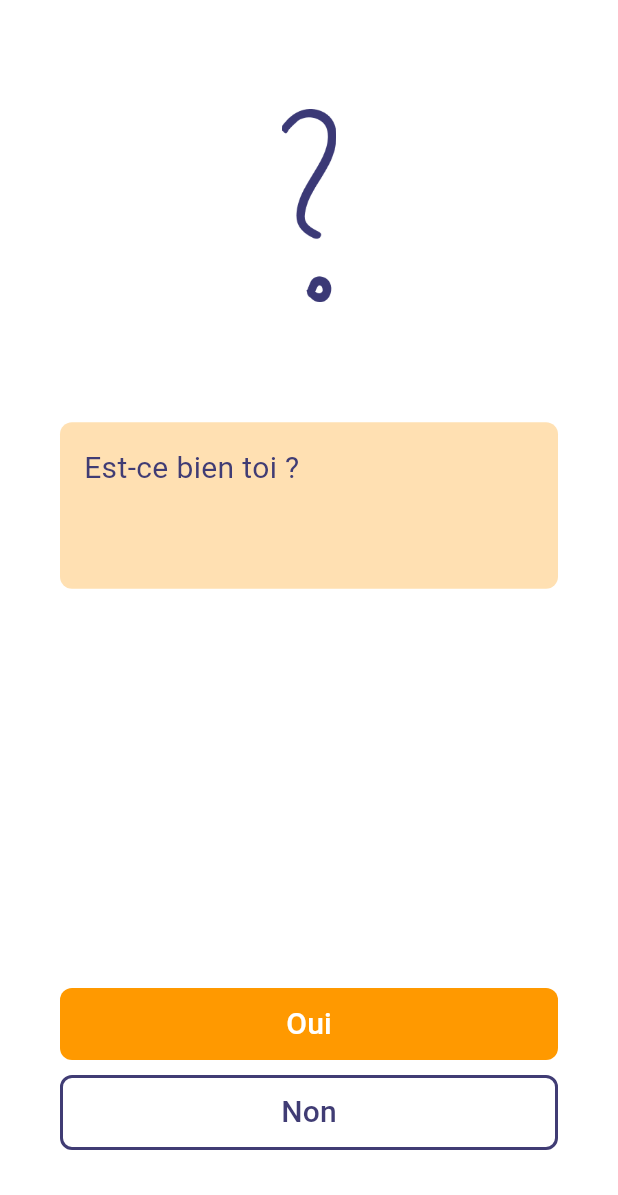
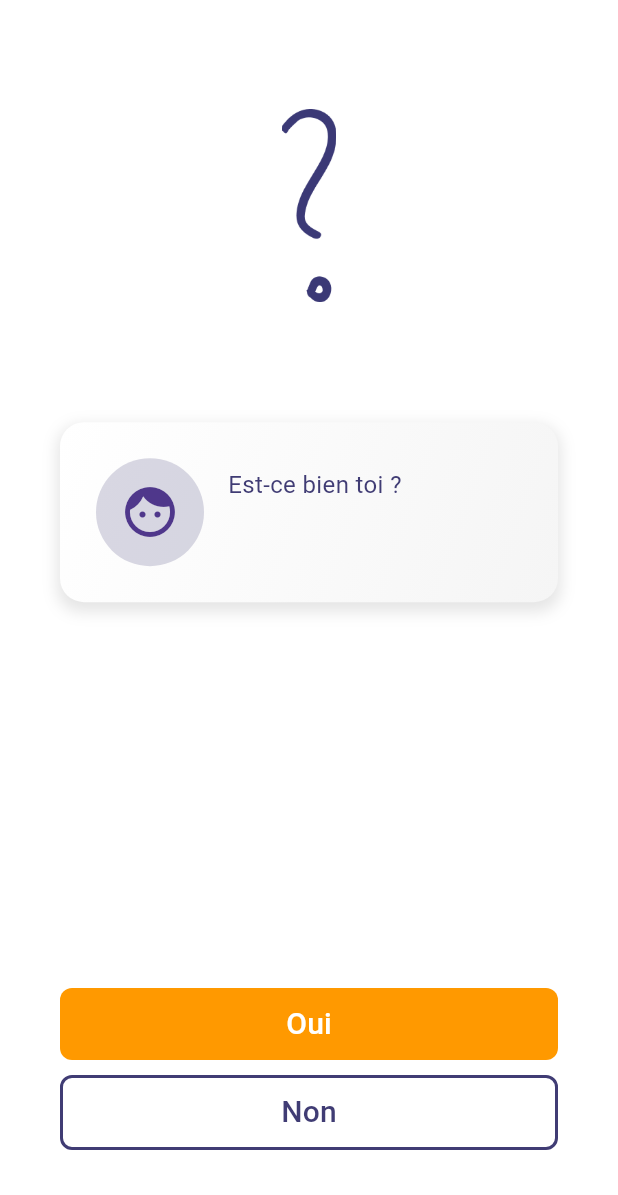
Before and after one commit to RQMAppTB/TB_App_RQM, a Flutter app: the ConfirmScreen screen opened directly with empty values, on a phone screen of 412 x 824 dp, the part 41-1236 px from its top. Run offline on Flutter 3.47's test engine with Material 3 defaults, Android fonts, the phone set to English and light mode, and no system bars; our stand-ins replace geolocator, shared_preferences, simple_circular_progress_bar; missing offline and left inert: maps_toolkit, mobile_scanner; accounts and stored records are empty.

Commit message:
make it clean, refactor with components

```diff
--- /dev/null
+++ b/tb_app_rqm/lib/UI/Components/InfoCard.dart
@@ -0,0 +1,127 @@
+import 'package:flutter/material.dart';
+import 'dart:math';
+import '../../Utils/config.dart';
+
+class InfoCard extends StatefulWidget {
+  final Widget logo;
+  final String title;
+  final String data;
+  final String? additionalDetails;
+  final double? progressValue;
+
+  InfoCard({
+    required this.logo,
+    required this.title,
+    required this.data,
+    this.additionalDetails,
+    this.progressValue,
+  });
+
+  @override
+  _InfoCardState createState() => _InfoCardState();
+}
+
+class _InfoCardState extends State<InfoCard> {
+  bool _isExpanded = false;
+
+  void _toggleExpand() {
+    if (widget.additionalDetails != null || widget.progressValue != null) {
+      setState(() {
+        _isExpanded = !_isExpanded;
+      });
+    }
+  }
+
+  @override
+  Widget build(BuildContext context) {
+    return GestureDetector(
+      onTap: _toggleExpand,
+      child: Container(
+        width: double.infinity,
+        decoration: BoxDecoration(
+          gradient: LinearGradient(
+            colors: [Colors.white, Color(Config.COLOR_BACKGROUND)],
+            begin: Alignment.topLeft,
+            end: Alignment.bottomRight,
+          ),
+          borderRadius: BorderRadius.circular(16.0),
+          boxShadow: [
+            BoxShadow(
+              color: Colors.black.withOpacity(0.1),
+              spreadRadius: 2,
+              blurRadius: 8,
+              offset: Offset(0, 4),
+            ),
+          ],
+        ),
+        child: Padding(
+          padding: const EdgeInsets.all(24.0),
+          child: Column(
+            crossAxisAlignment: CrossAxisAlignment.start,
+            children: [
+              Row(
+                children: [
+                  IconTheme(
+                    data: IconThemeData(
+                      size: 32,
+                      color: Color(Config.COLOR_APP_BAR),
+                    ),
+                    child: widget.logo,
+                  ),
+                  const SizedBox(width: 16),
+                  Expanded(
+                    child: Column(
+                      crossAxisAlignment: CrossAxisAlignment.start,
+                      mainAxisSize: MainAxisSize.min,
+                      children: [
+                        Text(
+                          widget.title,
+                          style: const TextStyle(
+                            fontSize: 16,
+                            color: Color(Config.COLOR_APP_BAR),
+                          ),
+                        ),
+                        const SizedBox(height: 8),
+                        Text(
+                          widget.data,
+                          style: const TextStyle(
+                            fontSize: 20,
+                            fontWeight: FontWeight.bold,
+                            color: Color(Config.COLOR_APP_BAR),
+                          ),
+                        ),
+                      ],
+                    ),
+                  ),
+                  if (widget.additionalDetails != null || widget.progressValue != null)
+                    Icon(
+                      _isExpanded ? Icons.expand_less : Icons.expand_more,
+                      color: Color(Config.COLOR_APP_BAR),
+                    ),
+                ],
+              ),
+              if (_isExpanded) ...[
+                const SizedBox(height: 16),
+                if (widget.additionalDetails != null)
+                  Text(
+                    widget.additionalDetails!,
+                    style: const TextStyle(
+                      fontSize: 16,
+                      color: Color(Config.COLOR_APP_BAR),
+                    ),
+                  ),
+                if (widget.additionalDetails != null) const SizedBox(height: 16),
+                if (widget.progressValue != null)
+                  LinearProgressIndicator(
+                    value: widget.progressValue,
+                    backgroundColor: Colors.grey[200],
+                    valueColor: AlwaysStoppedAnimation<Color>(Color(Config.COLOR_APP_BAR)),
+                  ),
+              ],
+            ],
+          ),
+        ),
+      ),
+    );
+  }
+}
--- a/tb_app_rqm/lib/UI/ConfirmScreen.dart
+++ b/tb_app_rqm/lib/UI/ConfirmScreen.dart
@@ -5,6 +5,7 @@ import '../API/LoginController.dart';
 import '../Utils/Result.dart';
 import '../Utils/config.dart';
 import 'InfoScreen.dart';
+import 'Components/InfoCard.dart';
 
 class ConfirmScreen extends StatelessWidget {
   final String name;
@@ -43,29 +44,14 @@ class ConfirmScreen extends StatelessWidget {
                       mainAxisAlignment: MainAxisAlignment.start, // Reduce margin
                       crossAxisAlignment: CrossAxisAlignment.start, // Align text to the left
                       children: [
-                        Container(
-                          width: double.infinity, // Full width
-                          padding: const EdgeInsets.all(16.0),
-                          decoration: BoxDecoration(
-                            color: Color(Config.COLOR_BUTTON).withOpacity(0.3),
-                            borderRadius: BorderRadius.circular(8.0),
+                        InfoCard(
+                          logo: CircleAvatar(
+                            radius: 36,
+                            backgroundColor: Color(Config.COLOR_APP_BAR).withOpacity(0.2),
+                            child: Icon(Icons.face, size: 40),
                           ),
-                          child: Column(
-                            crossAxisAlignment: CrossAxisAlignment.start,
-                            children: [
-                              const Text(
-                                "Est-ce bien toi ?",
-                                style: TextStyle(fontSize: 20, color: Color(Config.COLOR_APP_BAR)),
-                              ),
-                              const SizedBox(height: 16),
-                              Text(
-                                name,
-                                textAlign: TextAlign.center, // Center the text
-                                style: const TextStyle(
-                                    fontSize: 24, color: Color(Config.COLOR_APP_BAR), fontWeight: FontWeight.bold),
-                              ),
-                            ],
-                          ),
+                          title: "Est-ce bien toi ?",
+                          data: name,
                         ),
                         Spacer(), // Add spacer to push the buttons to the bottom
                         Container(
--- a/tb_app_rqm/lib/UI/LoginScreen.dart
+++ b/tb_app_rqm/lib/UI/LoginScreen.dart
@@ -182,7 +182,7 @@ class _LoginState extends State<Login> {
                               LengthLimitingTextInputFormatter(4),
                             ],
                             decoration: InputDecoration(
-                              hintText: 'N° de dossard (1 à 9999)',
+                              hintText: '1 à 9999',
                               hintStyle: TextStyle(
                                   color: Color(Config.COLOR_BUTTON),
                                   fontSize: 20), // Set placeholder color and increase font size
--- a/tb_app_rqm/lib/Utils/config.dart
+++ b/tb_app_rqm/lib/Utils/config.dart
@@ -50,6 +50,8 @@ class Config {
   static const int COLOR_TITRE = 0xFFFFFFFF;
   static const int COLOR_BACKGROUND = 0xFFf5f5f5;
 
+  static const double CIRCUIT_SIZE = 5000.0; // Define the circuit size in meters
+
   static String getAppVersion() {
     return APP_VERSION;
   }
```
Also changed, not shown: tb_app_rqm/lib/UI/Components/ProgressCard.dart (added, +103 -0 lines), tb_app_rqm/lib/UI/InfoScreen.dart (+255 -101 lines).
